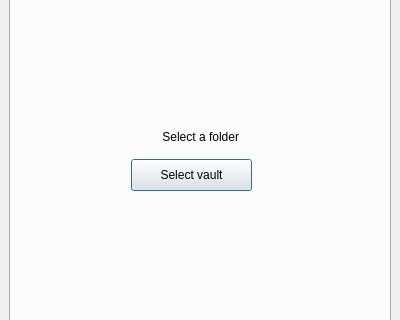
flowy-live/adhd, file mainwindow.ui: the form before one commit; both pictures show x 0 to 400 and y 116 to 436 of the 400 by 600 pixel window.
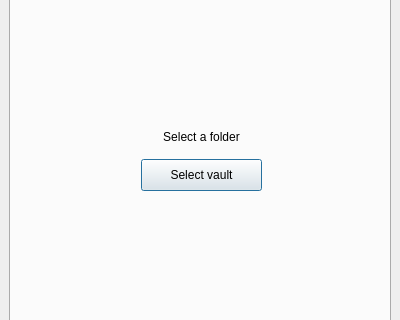
The form after the commit. The open tabs and pages were chosen to show the change. Icons and pictures are not drawn.

Commit message: chore: ui structure

```diff
--- a/mainwindow.ui
+++ b/mainwindow.ui
@@ -27,9 +27,9 @@
        <widget class="QLabel" name="vaultLabel">
         <property name="geometry">
          <rect>
-          <x>140</x>
+          <x>80</x>
           <y>210</y>
-          <width>88</width>
+          <width>221</width>
           <height>16</height>
          </rect>
         </property>
@@ -37,13 +37,13 @@
          <string>Select a folder</string>
         </property>
         <property name="alignment">
-         <set>Qt::AlignmentFlag::AlignRight|Qt::AlignmentFlag::AlignTrailing|Qt::AlignmentFlag::AlignVCenter</set>
+         <set>Qt::AlignmentFlag::AlignCenter</set>
         </property>
        </widget>
        <widget class="QPushButton" name="selectVaultButton">
         <property name="geometry">
          <rect>
-          <x>120</x>
+          <x>130</x>
           <y>240</y>
           <width>121</width>
           <height>32</height>
```
Left out of the diff: 14 changed lines with no effect on the pictures.
